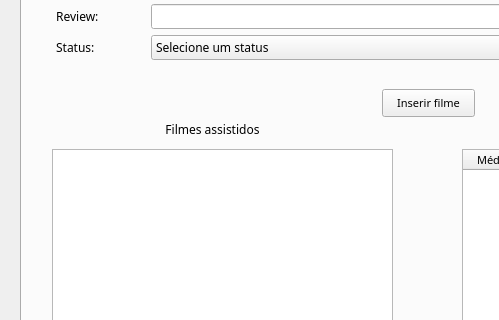
Before: the Qt Designer form mainwindow.ui in andressatheotonio/FilmListQT, drawn with Qt 5; both pictures show x 0 to 499 and y 226 to 546 of the 1068 by 766 pixel window.
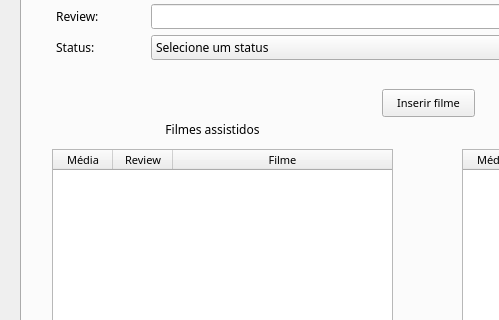
After: the same form once the commit is applied.

The edit to the form file:
```diff
--- a/mainwindow.ui
+++ b/mainwindow.ui
@@ -409,7 +409,7 @@
        </font>
       </property>
       <attribute name="horizontalHeaderVisible">
-       <bool>false</bool>
+       <bool>true</bool>
       </attribute>
       <attribute name="horizontalHeaderCascadingSectionResizes">
        <bool>false</bool>
```
